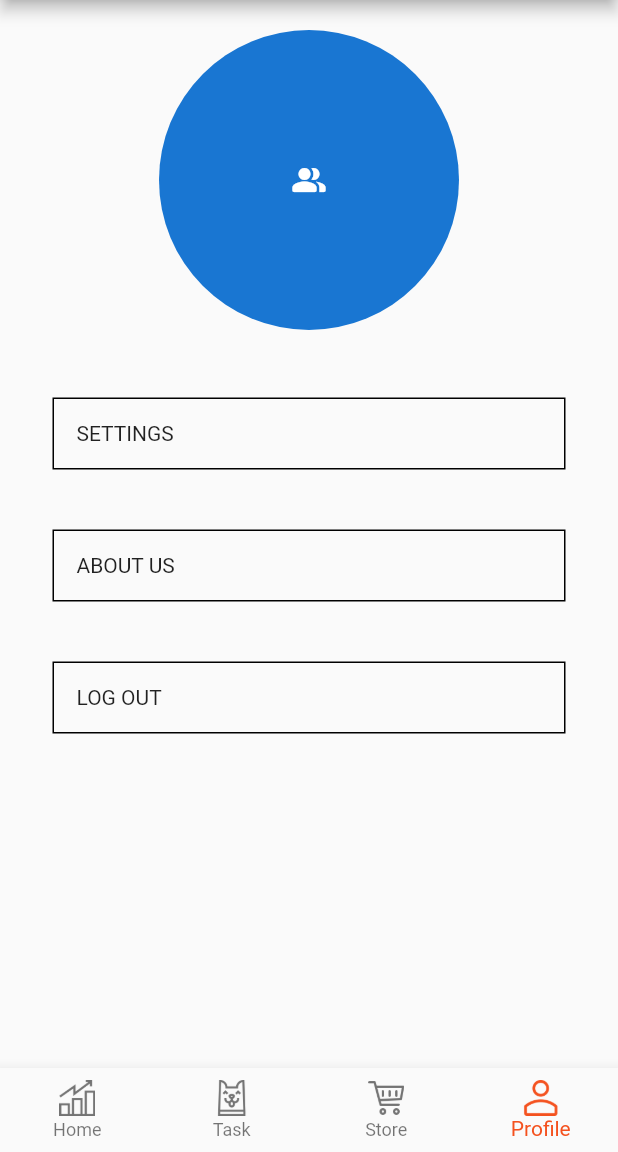
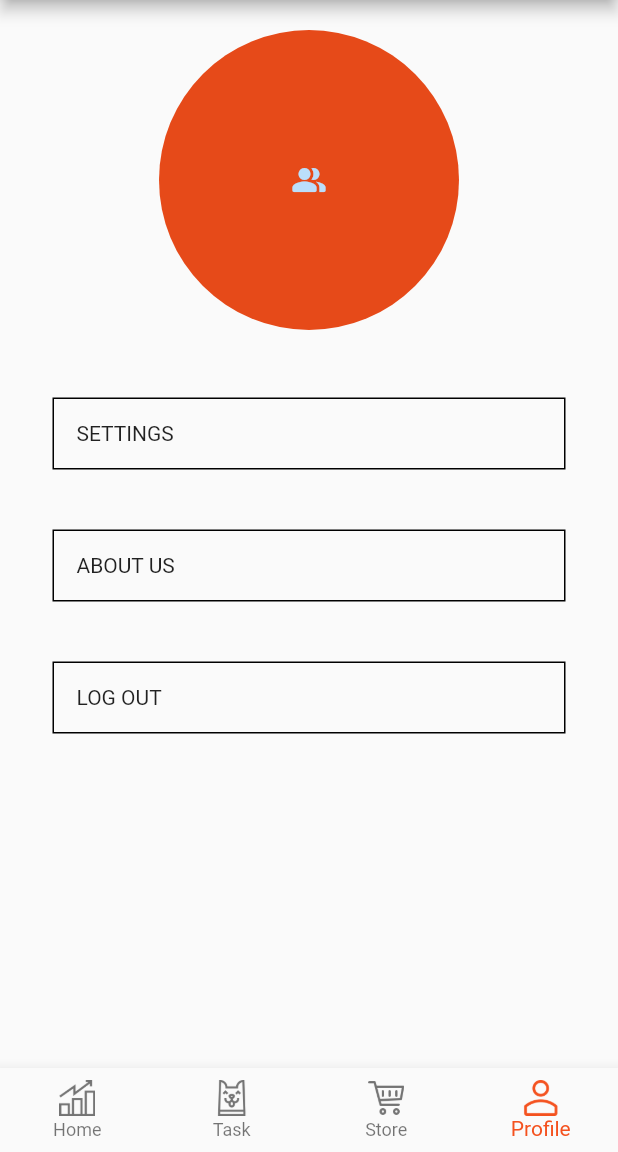
Before and after one commit to MaxAndolini/act0ne, a Flutter app: the Begin screen opened directly, item 4 of the bottom bar chosen, on a phone screen of 412 x 824 dp, the part 84-1236 px from its top. Run offline on Flutter 3.47's test engine with Material 2 defaults, Android fonts, the light colour scheme and no system bars; our stand-ins replace splashscreen.

Commit message:
Some colors are fixed

```diff
--- a/lib/begin.dart
+++ b/lib/begin.dart
@@ -57,10 +57,10 @@ class _BeginState extends State<Begin> {
 
                   backgroundImage:AssetImage("assets/images/egelogo.png" , ) ,  // Here Profile picture comes
                   minRadius: 30.3,
-                  backgroundColor:Colors.indigo,
+                  backgroundColor:Colors.deepOrange[700],
                 ),
                 decoration: BoxDecoration(
-                  color: Colors.cyan,
+                  color: Colors.deepOrange[700],
                 ),
               ),
               Card(
--- a/lib/profile.dart
+++ b/lib/profile.dart
@@ -32,6 +32,7 @@ class Profile extends StatelessWidget {
             crossAxisAlignment: CrossAxisAlignment.center,
             children: [
               CircleAvatar(
+                backgroundColor: Colors.deepOrange[700],
                 radius: 100,
                 child: Icon(
                   Icons.people_alt_rounded,
--- a/lib/tasks.dart
+++ b/lib/tasks.dart
@@ -1,6 +1,5 @@
 import 'dart:async';
 import 'dart:math';
-
 import 'package:flutter/material.dart';
 import 'package:flutter/services.dart';
 import 'Task.dart';
```
